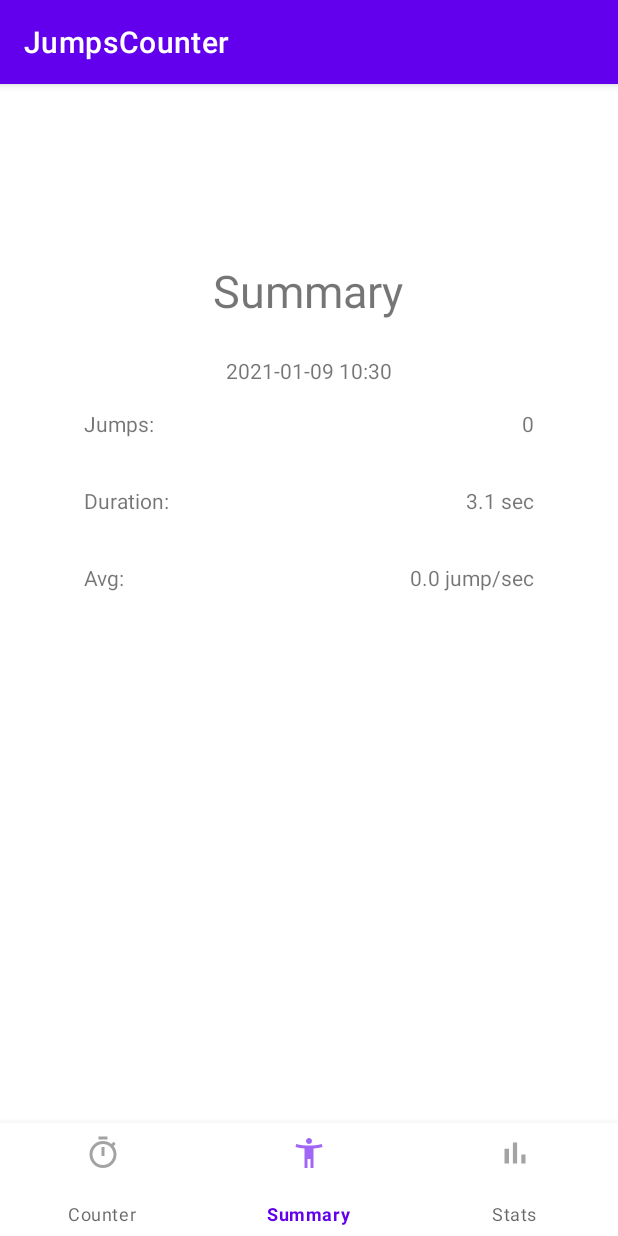
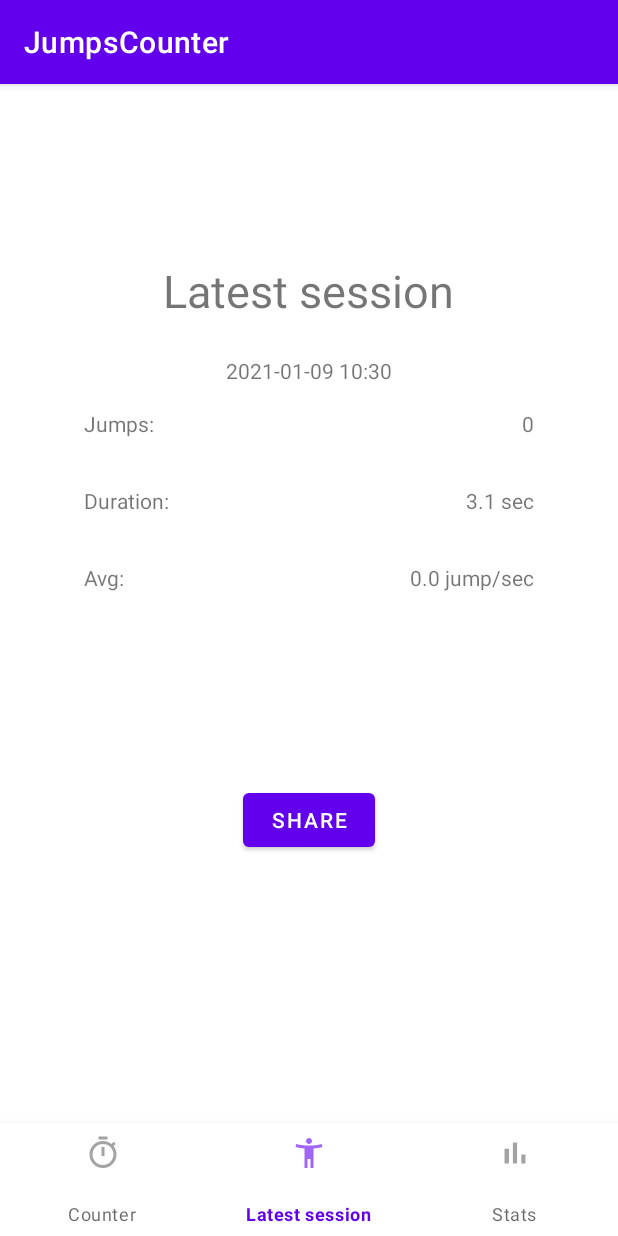
Before and after one commit to KraftUnderscore/JumpsCounter, an Android app: the screen it shows after launch (MainActivity), after a tap on "STOP", on a phone screen of 412 x 824 dp. Run offline under Robolectric (Android 15) with nearby library versions, the phone set to English and light mode, and no system bars; our stand-ins replace Room's generated code; 3 other taps on this screen came first.

Commit message:
Add share button to Summary

```diff
--- a/app/src/main/java/com/pieta/jumpscounter/data/Session.java
+++ b/app/src/main/java/com/pieta/jumpscounter/data/Session.java
@@ -17,7 +17,7 @@ public class Session {
     float duration;
 
     @ColumnInfo(name = "jumps")
-    int jumps;
+    public int jumps;
 
     public Session() {
         this.timestamp = System.currentTimeMillis();
--- a/app/src/main/java/com/pieta/jumpscounter/fragments/SummaryFragment.java
+++ b/app/src/main/java/com/pieta/jumpscounter/fragments/SummaryFragment.java
@@ -1,7 +1,9 @@
 package com.pieta.jumpscounter.fragments;
 
+import android.content.Intent;
 import android.os.Bundle;
 import android.view.View;
+import android.widget.Button;
 import android.widget.TextView;
 
 import androidx.annotation.NonNull;
@@ -27,10 +29,18 @@ public class SummaryFragment extends Fragment {
     @Override
     public void onViewCreated(@NonNull View view, @Nullable Bundle savedInstanceState) {
         super.onViewCreated(view, savedInstanceState);
-        sessionDate = (TextView) view.findViewById(R.id.summary_date_text);
-        sessionJumps = (TextView) view.findViewById(R.id.summary_jumps_text);
-        sessionDuration = (TextView) view.findViewById(R.id.summary_duration_text);
-        sessionAvg = (TextView) view.findViewById(R.id.summary_avg_text);
+        sessionDate = view.findViewById(R.id.summary_date_text);
+        sessionJumps = view.findViewById(R.id.summary_jumps_text);
+        sessionDuration = view.findViewById(R.id.summary_duration_text);
+        sessionAvg = view.findViewById(R.id.summary_avg_text);
+
+        Button shareButton = view.findViewById(R.id.share_button);
+        shareButton.setOnClickListener(new View.OnClickListener() {
+            @Override
+            public void onClick(View view) {
+                shareSession();
+            }
+        });
 
         updateSummaryText();
     }
@@ -46,7 +56,16 @@ public class SummaryFragment extends Fragment {
         sessionDuration.setText(session.getDurationString());
         sessionAvg.setText(session.getAvgString());
         sessionDate.setText(session.getDateString());
+    }
 
-        session = null;
+    private void shareSession() {
+        Intent shareIntent = new Intent();
+        shareIntent.setAction(Intent.ACTION_SEND);
+        shareIntent.putExtra(Intent.EXTRA_TEXT,
+                             getResources().getString(R.string.share_text, session.jumps));
+        shareIntent.setType("text/plain");
+
+        Intent startIntent = Intent.createChooser(shareIntent, null);
+        startActivity(startIntent);
     }
 }
--- a/app/src/main/res/layout/fragment_summary.xml
+++ b/app/src/main/res/layout/fragment_summary.xml
@@ -85,4 +85,15 @@
         app:layout_constraintEnd_toEndOf="parent"
         app:layout_constraintTop_toBottomOf="@+id/summary_duration_text" />
 
+    <Button
+        android:id="@+id/share_button"
+        android:layout_width="wrap_content"
+        android:layout_height="wrap_content"
+        android:text="@string/share_button_text"
+        app:layout_constraintBottom_toBottomOf="parent"
+        app:layout_constraintEnd_toEndOf="parent"
+        app:layout_constraintStart_toStartOf="parent"
+        app:layout_constraintTop_toTopOf="parent"
+        app:layout_constraintVertical_bias="0.724" />
+
 </androidx.constraintlayout.widget.ConstraintLayout>
--- a/app/src/main/res/values/strings.xml
+++ b/app/src/main/res/values/strings.xml
@@ -1,7 +1,7 @@
 <resources>
     <string name="app_name">JumpsCounter</string>
     <string name="title_stats">Stats</string>
-    <string name="title_summary">Summary</string>
+    <string name="title_summary">Latest session</string>
     <string name="title_counter">Counter</string>
     <string name="start_text">Start</string>
     <string name="pause_text">Pause</string>
@@ -10,4 +10,8 @@
     <string name="summary_jumps_label">Jumps:</string>
     <string name="summary_duration_label">Duration:</string>
     <string name="summary_avg_label">Avg:</string>
+    <string name="share_button_text">Share</string>
+    <string name="share_text">
+        Today I made %d jumps! I feel great. Check out the app that helped me do it: App
+    </string>
 </resources>
```
